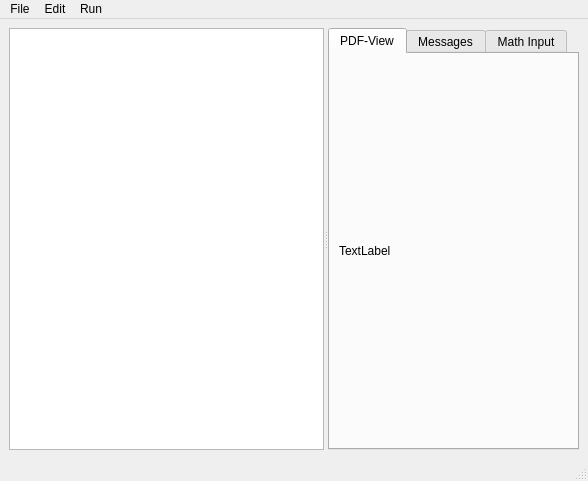
Qt form Latex-editor/mainwindow.ui (Redvin-dt/elephant-editor) before a commit.
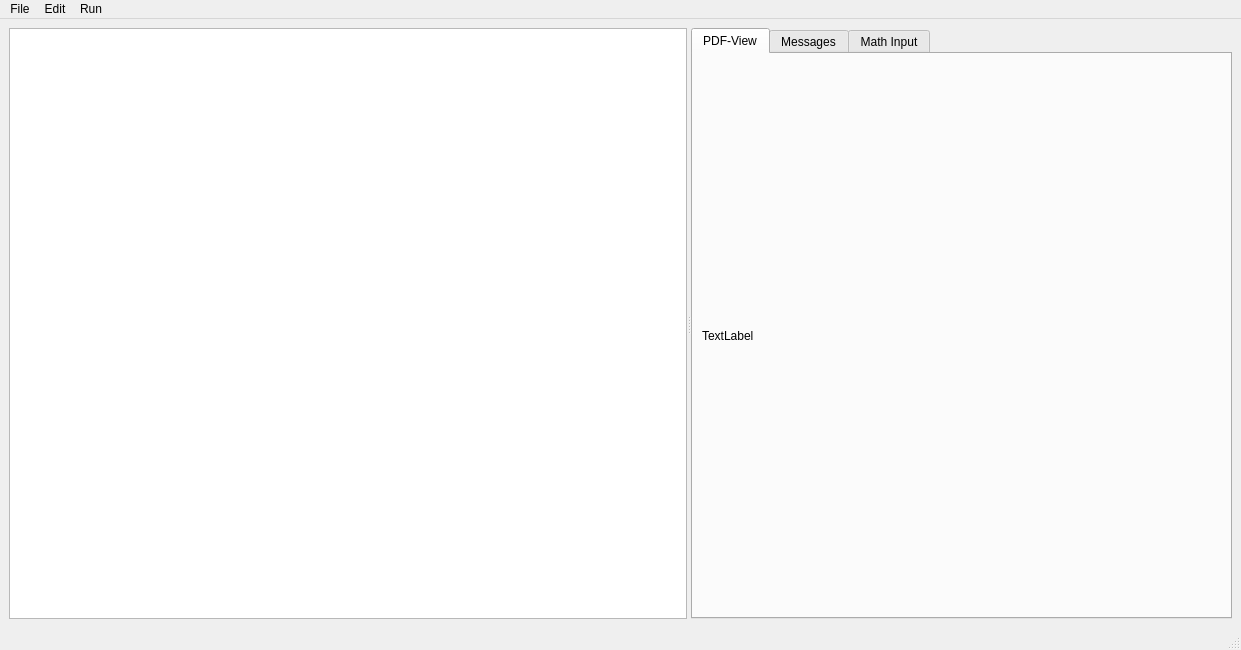
The same form after that commit.

Patch:
```diff
--- a/Latex-editor/mainwindow.ui
+++ b/Latex-editor/mainwindow.ui
@@ -6,8 +6,8 @@
    <rect>
     <x>0</x>
     <y>0</y>
-    <width>588</width>
-    <height>481</height>
+    <width>1241</width>
+    <height>650</height>
    </rect>
   </property>
   <property name="windowTitle">
@@ -59,7 +59,7 @@
     <rect>
      <x>0</x>
      <y>0</y>
-     <width>588</width>
+     <width>1241</width>
      <height>22</height>
     </rect>
    </property>
```
Left out of the diff: 44 changed lines with no effect on the pictures.
